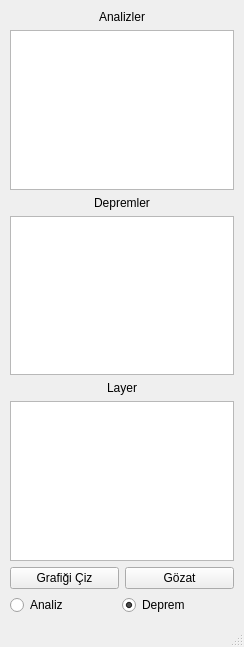
Old version of the form main.ui in the repository mertturann/software.
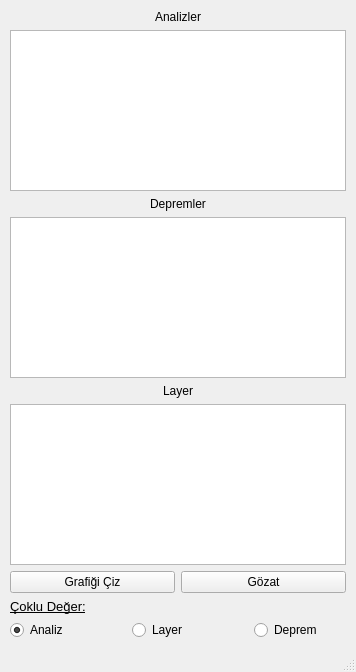
New version of the form.

Diff of the .ui file:
```diff
--- a/main.ui
+++ b/main.ui
@@ -6,8 +6,8 @@
    <rect>
     <x>0</x>
     <y>0</y>
-    <width>244</width>
-    <height>647</height>
+    <width>356</width>
+    <height>672</height>
    </rect>
   </property>
   <property name="windowTitle">
@@ -119,10 +119,25 @@
         </item>
        </layout>
       </item>
+      <item>
+       <widget class="QLabel" name="label_4">
+        <property name="font">
+         <font>
+          <pointsize>10</pointsize>
+          <italic>false</italic>
+          <bold>false</bold>
+          <underline>true</underline>
+         </font>
+        </property>
+        <property name="text">
+         <string>Çoklu Değer:</string>
+        </property>
+       </widget>
+      </item>
       <item>
        <layout class="QHBoxLayout" name="horizontalLayout">
         <property name="spacing">
-         <number>0</number>
+         <number>30</number>
         </property>
         <property name="sizeConstraint">
          <enum>QLayout::SetDefaultConstraint</enum>
@@ -132,6 +147,16 @@
           <property name="text">
            <string>Analiz</string>
           </property>
+          <property name="checked">
+           <bool>true</bool>
+          </property>
+         </widget>
+        </item>
+        <item>
+         <widget class="QRadioButton" name="radioButton_3">
+          <property name="text">
+           <string>Layer</string>
+          </property>
          </widget>
         </item>
         <item>
@@ -152,7 +177,7 @@
            <string>Deprem</string>
           </property>
           <property name="checked">
-           <bool>true</bool>
+           <bool>false</bool>
           </property>
          </widget>
         </item>
```
Left out of the diff: 2 changed lines with no effect on the pictures.
